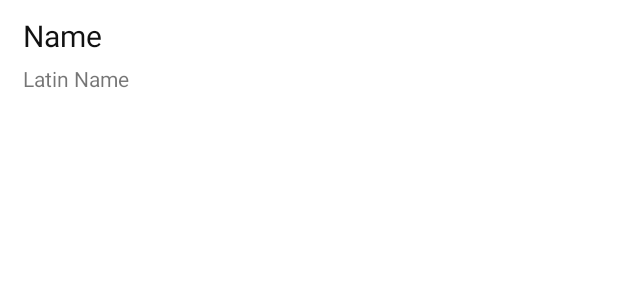
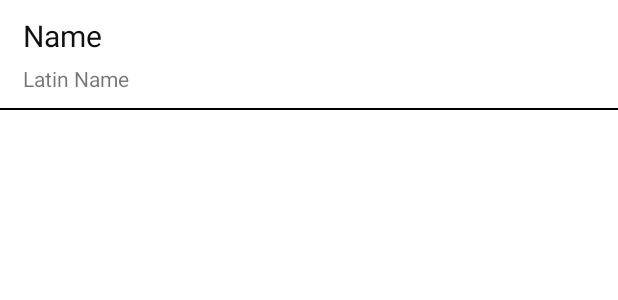
Before and after one commit to PuuMas/Happy-Plants, an Android app: the layout item.xml on its own in the app's theme, with its tools: preview values and no code run, on a phone screen of 412 x 824 dp. Shown: the top 300 px of the screen. Run offline under Robolectric (Android 15) with nearby library versions, the phone set to English and light mode, and no system bars.

Commit message:
Made divider line in item layout.

```diff
--- a/app/src/main/java/com/example/mynewapp/MainActivity.java
+++ b/app/src/main/java/com/example/mynewapp/MainActivity.java
@@ -8,17 +8,11 @@ import android.app.SearchManager;
 import android.content.Context;
 import android.content.Intent;
 import android.os.Bundle;
-import android.os.Handler;
-import android.os.Looper;
 import android.view.Menu;
 import android.view.MenuInflater;
 import android.view.View;
-import android.view.animation.Animation;
-import android.view.animation.AnimationUtils;
-import android.widget.ImageView;
 import android.widget.ProgressBar;
 import android.widget.SearchView;
-import android.widget.TextView;
 import android.widget.Toast;
 
 import java.util.List;
--- a/app/src/main/res/layout/item.xml
+++ b/app/src/main/res/layout/item.xml
@@ -26,4 +26,10 @@
         android:layout_width="match_parent"
         android:layout_height="wrap_content" />
 
+    <View
+        android:layout_width="match_parent"
+        android:layout_height="1dp"
+        android:background="@android:color/black"/>
+
+
 </LinearLayout>
```
